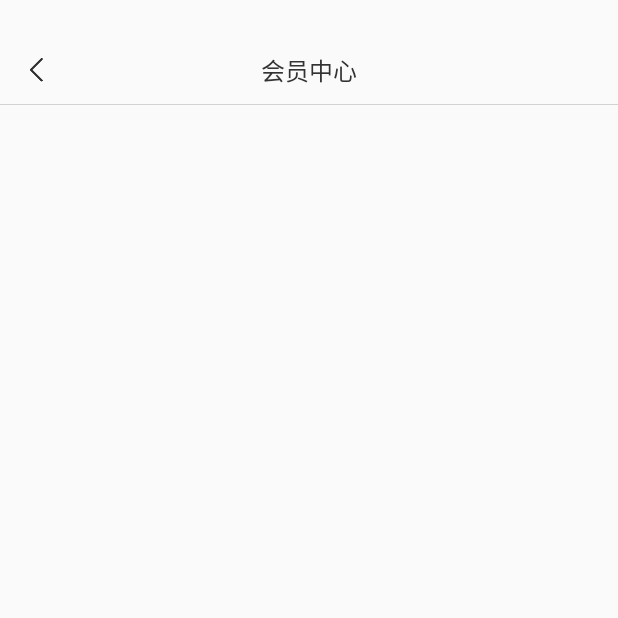
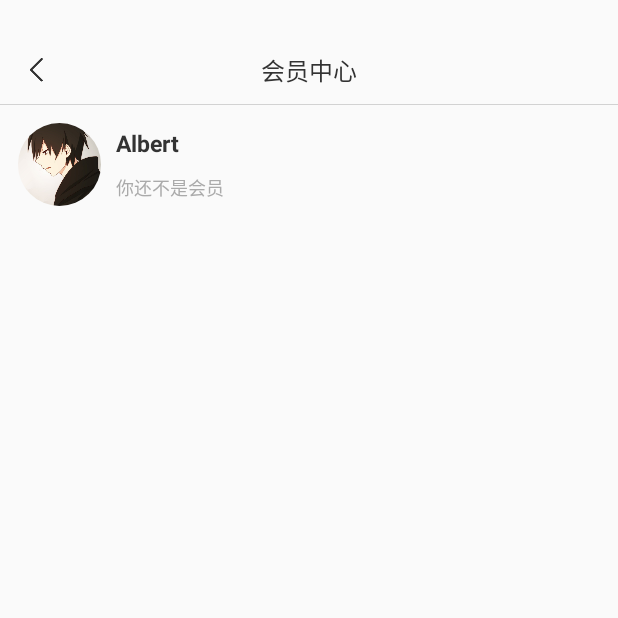
Before and after one commit to albertPu/lulu, an Android app: the VipFragment screen opened through its navigation route, on a phone screen of 412 x 824 dp, the top half of it. Run offline under Robolectric (Android 15) with nearby library versions, the phone set to English and light mode, and no system bars; our stand-ins replace CircleImageView, EventBus, RxJava, data binding; libraries missing offline, so code that uses them is left out: com.scwang.smartrefresh, de.greenrobot.common, net.lucode.hackware; pictures from the network do not load; 9 statements that could not run were skipped.

Commit message:
莫名其妙

```diff
--- a/app/build.gradle
+++ b/app/build.gradle
@@ -9,7 +9,7 @@ apply plugin: 'kotlin-android-extensions'
 
 android {
     compileSdkVersion 28
-    buildToolsVersion = '28.0.3'
+    buildToolsVersion = '27.0.3'
     defaultConfig {
         applicationId "tt.cc.com.ttmvvm"
         minSdkVersion 19
@@ -66,7 +66,7 @@ dependencies {
     compile 'com.squareup.retrofit2:adapter-rxjava2:2.3.0'
     compile 'io.reactivex.rxjava2:rxkotlin:2.3.0'
     implementation 'com.github.mmin18:realtimeblurview:1.1.0'
-    implementation 'com.android.support:design:28.0.0'
+    implementation 'com.android.support:design:27.1.1'
     compile 'com.scwang.smartrefresh:SmartRefreshLayout:1.0.5.1'
     compile 'com.scwang.smartrefresh:SmartRefreshHeader:1.0.5.1'
 
--- a/app/src/main/res/layout/frgment_vip.xml
+++ b/app/src/main/res/layout/frgment_vip.xml
@@ -9,9 +9,65 @@
     </data>
 
     <android.support.constraint.ConstraintLayout xmlns:android="http://schemas.android.com/apk/res/android"
+                                                 xmlns:app="http://schemas.android.com/apk/res-auto"
                                                  android:layout_width="match_parent"
                                                  android:layout_height="match_parent">
 
         <include layout="@layout/custom_toolbar_dark"/>
+
+        <LinearLayout
+                app:layout_constraintTop_toBottomOf="@id/custom_toolbar_root"
+                app:layout_constraintBottom_toBottomOf="parent"
+                android:layout_width="match_parent"
+                android:orientation="vertical"
+                android:layout_height="0dp">
+
+            <LinearLayout
+                    android:padding="12dp"
+                    android:gravity="center_vertical"
+                    android:orientation="horizontal"
+                    android:layout_width="match_parent"
+                    android:layout_height="wrap_content">
+
+                <tt.cc.com.ttmvvm.ui.widgt.CircleImageView
+                        android:src="@mipmap/defult_head"
+                        android:layout_width="55dp"
+                        android:layout_height="55dp"/>
+
+                <LinearLayout
+                        android:layout_marginLeft="10dp"
+                        android:orientation="vertical"
+                        android:layout_width="wrap_content"
+                        android:layout_height="wrap_content">
+
+                    <TextView
+                            android:layout_width="wrap_content"
+                            android:layout_height="wrap_content"
+                            android:text="Albert"
+                            android:textSize="15sp"
+                            android:textColor="@color/color_333333"
+                            android:textStyle="bold"
+                            />
+
+                    <TextView
+                            android:layout_marginTop="10dp"
+                            android:layout_width="wrap_content"
+                            android:layout_height="wrap_content"
+                            android:text="你还不是会员"
+                            android:textSize="12sp"
+                            android:textColor="@color/color_darker_gray"
+                            />
+
+                </LinearLayout>
+
+            </LinearLayout>
+
+            <LinearLayout
+                    android:layout_width="match_parent"
+                    android:layout_height="wrap_content">
+
+            </LinearLayout>
+        </LinearLayout>
+
     </android.support.constraint.ConstraintLayout>
 </layout>
--- a/app/src/main/res/values/colors.xml
+++ b/app/src/main/res/values/colors.xml
@@ -17,6 +17,9 @@
     <color name="color_333333">#333333</color>
     <color name="app_d2d2d2">#d2d2d2</color>
     <color name="color_fffdd2">#fffdd2</color>
+    <color name="fff0d4">#fff0d4</color>
+    <color name="ed7b47">#ed7b47</color>
+    <color name="dcdcdc">#dcdcdc</color>
     <drawable name="main_colore">#e63751</drawable>
     <drawable name="color_333333">#333333</drawable>
 </resources>
```
Also changed, not shown: app/src/main/res/drawable/vip_meal_bg.xml (added, +9 -0 lines), app/src/main/res/drawable/vip_meal_bg_seletor.xml (added, +9 -0 lines).
